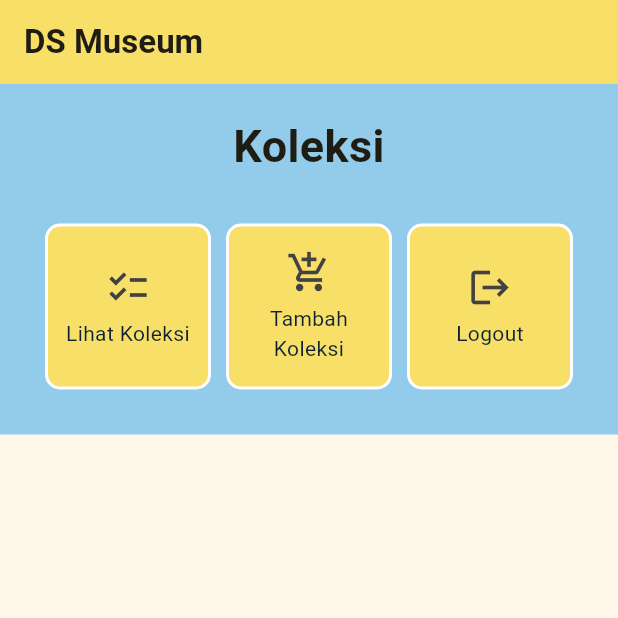
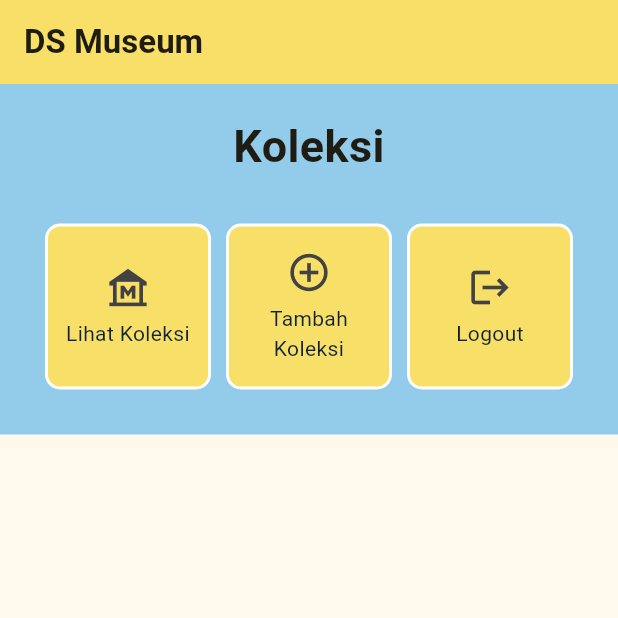
Before and after one commit to ErstevanAlmeida/museum-collection-management-mobile, a Flutter app: the screen it shows after launch, on a phone screen of 412 x 824 dp, the top half of it. Run offline on Flutter 3.47's test engine with Material 2 defaults, Android fonts, the phone set to English and light mode, and no system bars.

Commit message:
update Icons

```diff
--- a/lib/menu.dart
+++ b/lib/menu.dart
@@ -11,8 +11,8 @@ class MyHomePage extends StatelessWidget {
     MyHomePage({Key? key}) : super(key: key);
 
     final List<ShopItem> items = [
-    ShopItem("Lihat Koleksi", Icons.checklist),
-    ShopItem("Tambah Koleksi", Icons.add_shopping_cart),
+    ShopItem("Lihat Koleksi", Icons.museum_outlined),
+    ShopItem("Tambah Koleksi", Icons.add_circle_outline_outlined),
     ShopItem("Logout", Icons.logout),
 ];
 
```
